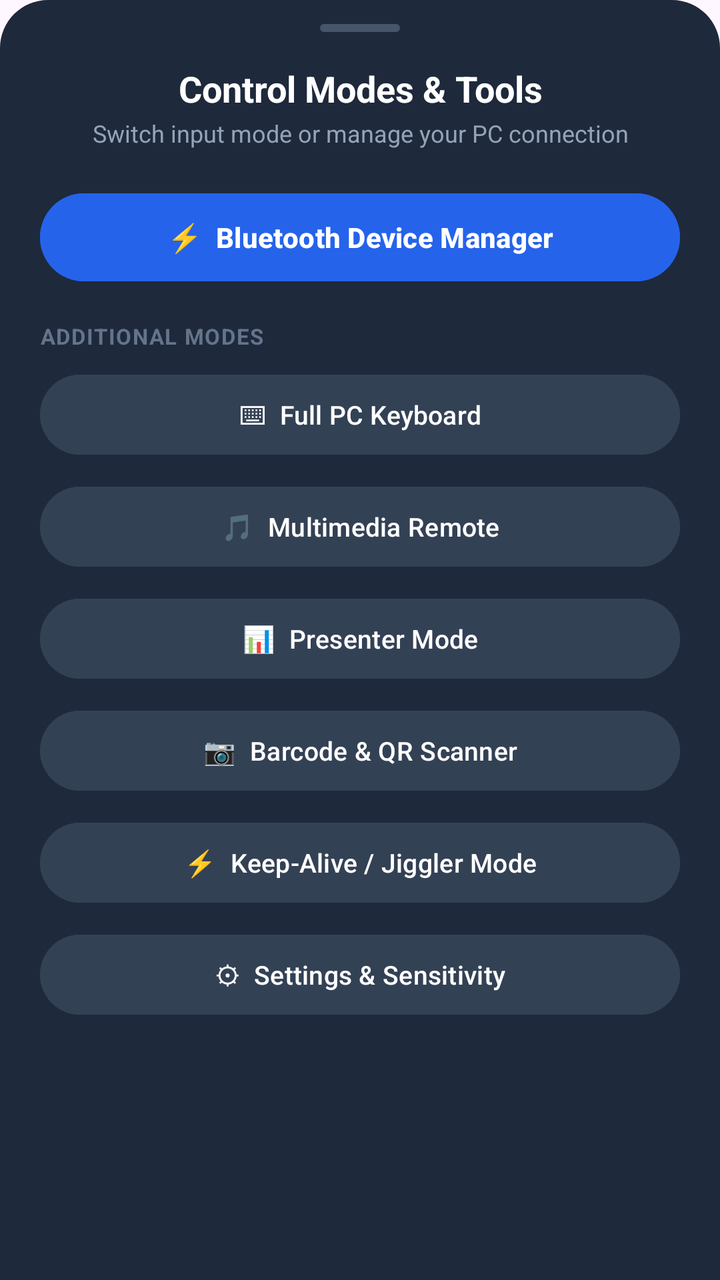
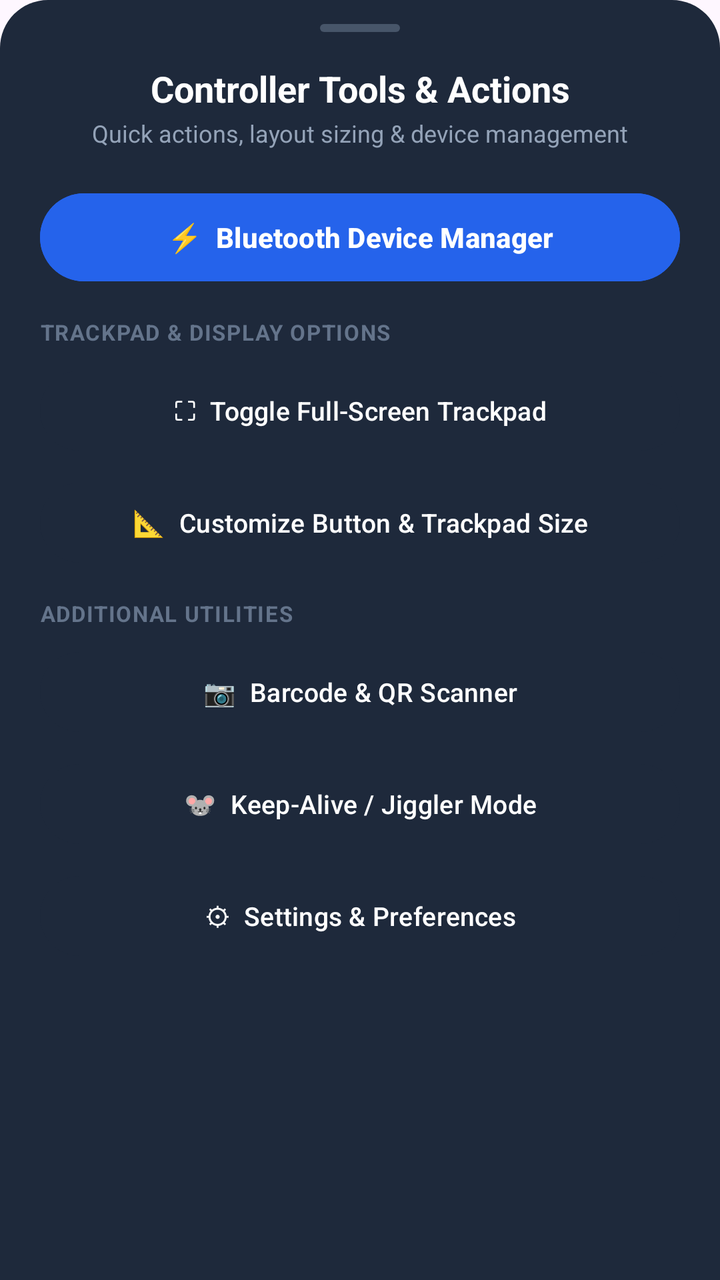

Before-and-after screenshots of an Android layout around one commit, followed by the original layout XML and the change that was made.
<!-- AndroidManifest.xml: application theme Theme.Mad_NNM23CS124 -->
<!-- res/layout/dialog_more_sheet.xml -->
<?xml version="1.0" encoding="utf-8"?>
<LinearLayout xmlns:android="http://schemas.android.com/apk/res/android"
    android:layout_width="match_parent"
    android:layout_height="wrap_content"
    android:orientation="vertical"
    android:background="@drawable/bg_sheet_card"
    android:paddingStart="20dp"
    android:paddingEnd="20dp"
    android:paddingTop="12dp"
    android:paddingBottom="28dp">

    
    <View
        android:layout_width="40dp"
        android:layout_height="4dp"
        android:layout_gravity="center_horizontal"
        android:background="@drawable/bg_sheet_handle"
        android:layout_marginBottom="16dp" />

    
    <TextView
        android:layout_width="match_parent"
        android:layout_height="wrap_content"
        android:text="Control Modes &amp; Tools"
        android:textColor="#FFFFFF"
        android:textSize="18sp"
        android:textStyle="bold"
        android:gravity="center" />

    <TextView
        android:layout_width="match_parent"
        android:layout_height="wrap_content"
        android:text="Switch input mode or manage your PC connection"
        android:textColor="#94A3B8"
        android:textSize="12sp"
        android:gravity="center"
        android:layout_marginTop="2dp"
        android:layout_marginBottom="18dp" />

    
    <Button
        android:id="@+id/btnMenuBluetooth"
        android:layout_width="match_parent"
        android:layout_height="52dp"
        android:text="⚡  Bluetooth Device Manager"
        android:textColor="#FFFFFF"
        android:textSize="14sp"
        android:textStyle="bold"
        android:backgroundTint="#2563EB"
        android:layout_marginBottom="16dp" />

    
    <TextView
        android:layout_width="match_parent"
        android:layout_height="wrap_content"
        android:text="ADDITIONAL MODES"
        android:textColor="#64748B"
        android:textSize="11sp"
        android:textStyle="bold"
        android:letterSpacing="0.05"
        android:layout_marginBottom="8dp" />

    <Button
        android:id="@+id/btnMenuKeyboard"
        android:layout_width="match_parent"
        android:layout_height="48dp"
        android:text="⌨  Full PC Keyboard"
        android:textColor="#FFFFFF"
        android:textSize="13sp"
        android:backgroundTint="#334155"
        android:layout_marginBottom="8dp" />

    <Button
        android:id="@+id/btnMenuMedia"
        android:layout_width="match_parent"
        android:layout_height="48dp"
        android:text="🎵  Multimedia Remote"
        android:textColor="#FFFFFF"
        android:textSize="13sp"
        android:backgroundTint="#334155"
        android:layout_marginBottom="8dp" />

    <Button
        android:id="@+id/btnMenuPresenter"
        android:layout_width="match_parent"
        android:layout_height="48dp"
        android:text="📊  Presenter Mode"
        android:textColor="#FFFFFF"
        android:textSize="13sp"
        android:backgroundTint="#334155"
        android:layout_marginBottom="8dp" />

    <Button
        android:id="@+id/btnMenuScanner"
        android:layout_width="match_parent"
        android:layout_height="48dp"
        android:text="📷  Barcode &amp; QR Scanner"
        android:textColor="#FFFFFF"
        android:textSize="13sp"
        android:backgroundTint="#334155"
        android:layout_marginBottom="8dp" />

    <Button
        android:id="@+id/btnMenuJiggler"
        android:layout_width="match_parent"
        android:layout_height="48dp"
        android:text="⚡  Keep-Alive / Jiggler Mode"
        android:textColor="#FFFFFF"
        android:textSize="13sp"
        android:backgroundTint="#334155"
        android:layout_marginBottom="8dp" />

    <Button
        android:id="@+id/btnMenuSettings"
        android:layout_width="match_parent"
        android:layout_height="48dp"
        android:text="⚙  Settings &amp; Sensitivity"
        android:textColor="#FFFFFF"
        android:textSize="13sp"
        android:backgroundTint="#334155" />

</LinearLayout>
<!-- resources referenced by this layout -->
<resources>
  <!-- drawable bg_sheet_card (drawable) -->
  <?xml version="1.0" encoding="utf-8"?>
  <shape xmlns:android="http://schemas.android.com/apk/res/android"
      android:shape="rectangle">
      <solid android:color="#1E293B" />
      <corners android:topLeftRadius="24dp" android:topRightRadius="24dp" />
  </shape>
  <!-- drawable bg_sheet_handle (drawable) -->
  <?xml version="1.0" encoding="utf-8"?>
  <shape xmlns:android="http://schemas.android.com/apk/res/android"
      android:shape="rectangle">
      <solid android:color="#475569" />
      <corners android:radius="3dp" />
  </shape>
  <style name="Theme.Mad_NNM23CS124" parent="Base.Theme.Mad_NNM23CS124" />
  <style name="Base.Theme.Mad_NNM23CS124" parent="Theme.Material3.DayNight.NoActionBar">
          
          
      </style>
</resources>

<!-- the commit's change to res/layout/dialog_more_sheet.xml (unified diff, before → after) -->
@@ -21,7 +21,7 @@
     <TextView
         android:layout_width="match_parent"
         android:layout_height="wrap_content"
-        android:text="Control Modes &amp; Tools"
+        android:text="Controller Tools &amp; Actions"
         android:textColor="#FFFFFF"
         android:textSize="18sp"
         android:textStyle="bold"
@@ -30,7 +30,7 @@
     <TextView
         android:layout_width="match_parent"
         android:layout_height="wrap_content"
-        android:text="Switch input mode or manage your PC connection"
+        android:text="Quick actions, layout sizing &amp; device management"
         android:textColor="#94A3B8"
         android:textSize="12sp"
         android:gravity="center"
@@ -47,13 +47,13 @@
         android:textSize="14sp"
         android:textStyle="bold"
         android:backgroundTint="#2563EB"
-        android:layout_marginBottom="16dp" />
+        android:layout_marginBottom="14dp" />
 
     
     <TextView
         android:layout_width="match_parent"
         android:layout_height="wrap_content"
-        android:text="ADDITIONAL MODES"
+        android:text="TRACKPAD &amp; DISPLAY OPTIONS"
         android:textColor="#64748B"
         android:textSize="11sp"
         android:textStyle="bold"
@@ -61,33 +61,34 @@
         android:layout_marginBottom="8dp" />
 
     <Button
-        android:id="@+id/btnMenuKeyboard"
+        android:id="@+id/btnMenuFullscreen"
         android:layout_width="match_parent"
         android:layout_height="48dp"
-        android:text="⌨  Full PC Keyboard"
+        android:text="⛶  Toggle Full-Screen Trackpad"
         android:textColor="#FFFFFF"
         android:textSize="13sp"
-        android:backgroundTint="#334155"
+        android:backgroundTint="#1E293B"
         android:layout_marginBottom="8dp" />
 
     <Button
-        android:id="@+id/btnMenuMedia"
+        android:id="@+id/btnMenuAdjustSize"
         android:layout_width="match_parent"
         android:layout_height="48dp"
-        android:text="🎵  Multimedia Remote"
+        android:text="📐  Customize Button &amp; Trackpad Size"
         android:textColor="#FFFFFF"
         android:textSize="13sp"
-        android:backgroundTint="#334155"
-        android:layout_marginBottom="8dp" />
+        android:backgroundTint="#1E293B"
+        android:layout_marginBottom="14dp" />
 
-    <Button
-        android:id="@+id/btnMenuPresenter"
+    
+    <TextView
         android:layout_width="match_parent"
-        android:layout_height="48dp"
-        android:text="📊  Presenter Mode"
-        android:textColor="#FFFFFF"
-        android:textSize="13sp"
-        android:backgroundTint="#334155"
+        android:layout_height="wrap_content"
+        android:text="ADDITIONAL UTILITIES"
+        android:textColor="#64748B"
+        android:textSize="11sp"
+        android:textStyle="bold"
+        android:letterSpacing="0.05"
         android:layout_marginBottom="8dp" />
 
     <Button
@@ -97,26 +98,26 @@
         android:text="📷  Barcode &amp; QR Scanner"
         android:textColor="#FFFFFF"
         android:textSize="13sp"
-        android:backgroundTint="#334155"
+        android:backgroundTint="#1E293B"
         android:layout_marginBottom="8dp" />
 
     <Button
         android:id="@+id/btnMenuJiggler"
         android:layout_width="match_parent"
         android:layout_height="48dp"
-        android:text="⚡  Keep-Alive / Jiggler Mode"
+        android:text="🐭  Keep-Alive / Jiggler Mode"
         android:textColor="#FFFFFF"
         android:textSize="13sp"
-        android:backgroundTint="#334155"
+        android:backgroundTint="#1E293B"
         android:layout_marginBottom="8dp" />
 
     <Button
         android:id="@+id/btnMenuSettings"
         android:layout_width="match_parent"
         android:layout_height="48dp"
-        android:text="⚙  Settings &amp; Sensitivity"
+        android:text="⚙  Settings &amp; Preferences"
         android:textColor="#FFFFFF"
         android:textSize="13sp"
-        android:backgroundTint="#334155" />
+        android:backgroundTint="#1E293B" />
 
 </LinearLayout>
